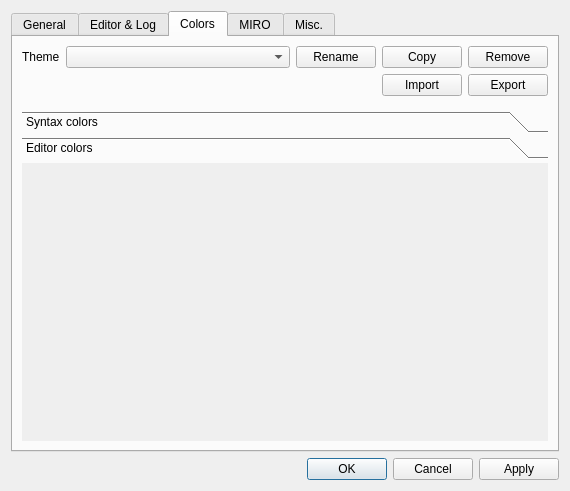
First picture: the form in src/settingsdialog.ui, repository GAMS-dev/studio, before the edit.
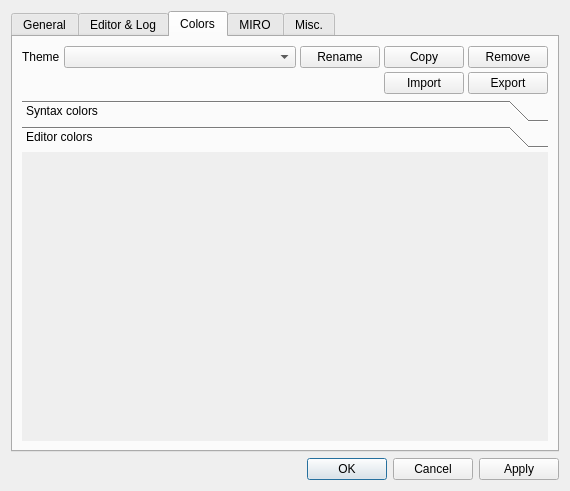
Second picture: the form after the edit. The open tabs and pages were chosen to show the change.

The edit to the form file:
```diff
--- a/src/settingsdialog.ui
+++ b/src/settingsdialog.ui
@@ -521,7 +521,10 @@
            <number>0</number>
           </property>
           <property name="bottomMargin">
-           <number>9</number>
+           <number>0</number>
+          </property>
+          <property name="spacing">
+           <number>4</number>
           </property>
           <item row="0" column="4">
            <widget class="QPushButton" name="btRemoveTheme">
@@ -655,8 +658,8 @@
            <rect>
             <x>0</x>
             <y>0</y>
-            <width>100</width>
-            <height>30</height>
+            <width>98</width>
+            <height>28</height>
            </rect>
           </property>
           <attribute name="label">
```
Left out of the diff: 2 changed lines with no effect on the pictures.
